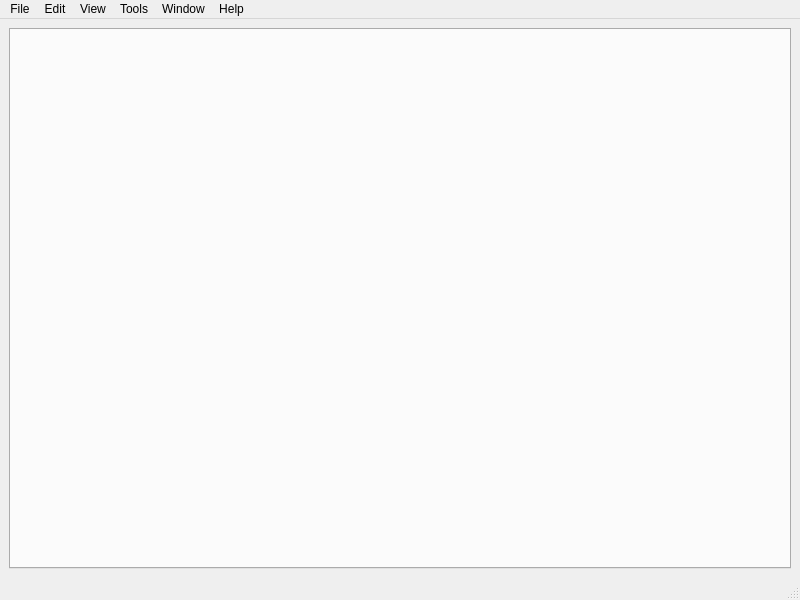
Old version of the form source/Views/mainview.ui in the repository dnpalex/best_ora_ide.
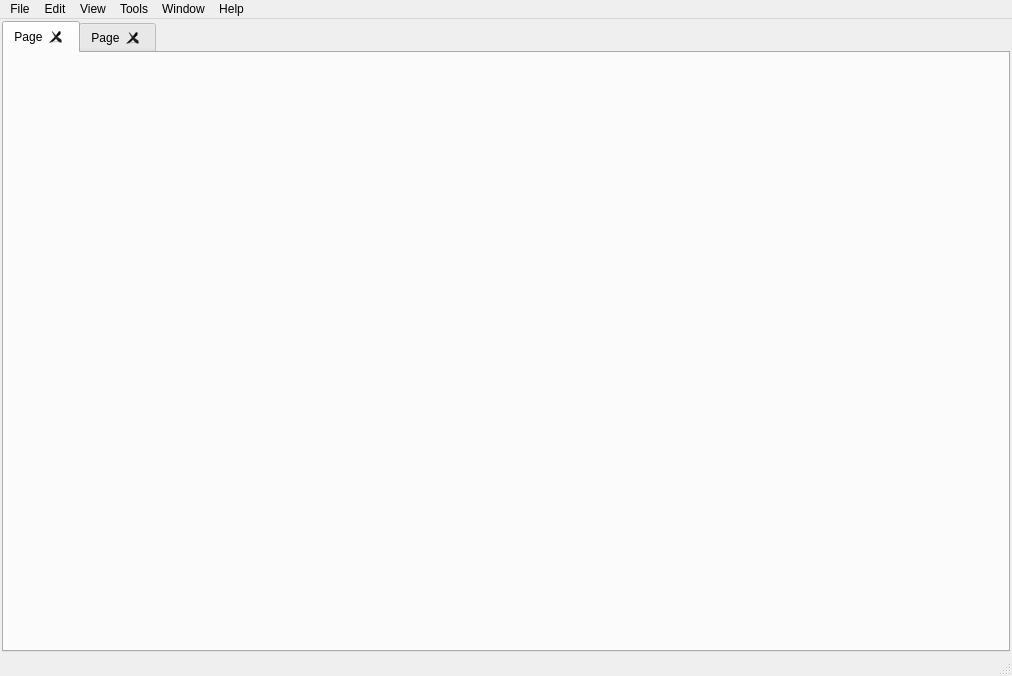
New version of the form.

Patch:
```diff
--- a/source/Views/mainview.ui
+++ b/source/Views/mainview.ui
@@ -6,8 +6,8 @@
    <rect>
     <x>0</x>
     <y>0</y>
-    <width>800</width>
-    <height>600</height>
+    <width>1012</width>
+    <height>676</height>
    </rect>
   </property>
   <property name="windowTitle">
@@ -15,11 +15,42 @@
   </property>
   <widget class="QWidget" name="centralwidget">
    <layout class="QVBoxLayout" name="verticalLayout_2">
+    <property name="leftMargin">
+     <number>2</number>
+    </property>
+    <property name="topMargin">
+     <number>2</number>
+    </property>
+    <property name="rightMargin">
+     <number>2</number>
+    </property>
+    <property name="bottomMargin">
+     <number>2</number>
+    </property>
     <item>
      <widget class="QTabWidget" name="tabWidget">
       <property name="currentIndex">
        <number>-1</number>
       </property>
+      <property name="tabsClosable">
+       <bool>true</bool>
+      </property>
+      <property name="movable">
+       <bool>true</bool>
+      </property>
+      <property name="tabBarAutoHide">
+       <bool>false</bool>
+      </property>
+      <widget class="QWidget" name="tab">
+       <attribute name="title">
+        <string>Page</string>
+       </attribute>
+      </widget>
+      <widget class="QWidget" name="tab_2">
+       <attribute name="title">
+        <string>Page</string>
+       </attribute>
+      </widget>
      </widget>
     </item>
    </layout>
@@ -29,7 +60,7 @@
     <rect>
      <x>0</x>
      <y>0</y>
-     <width>800</width>
+     <width>1012</width>
      <height>21</height>
     </rect>
    </property>
```
Left out of the diff: 2 changed lines with no effect on the pictures.
